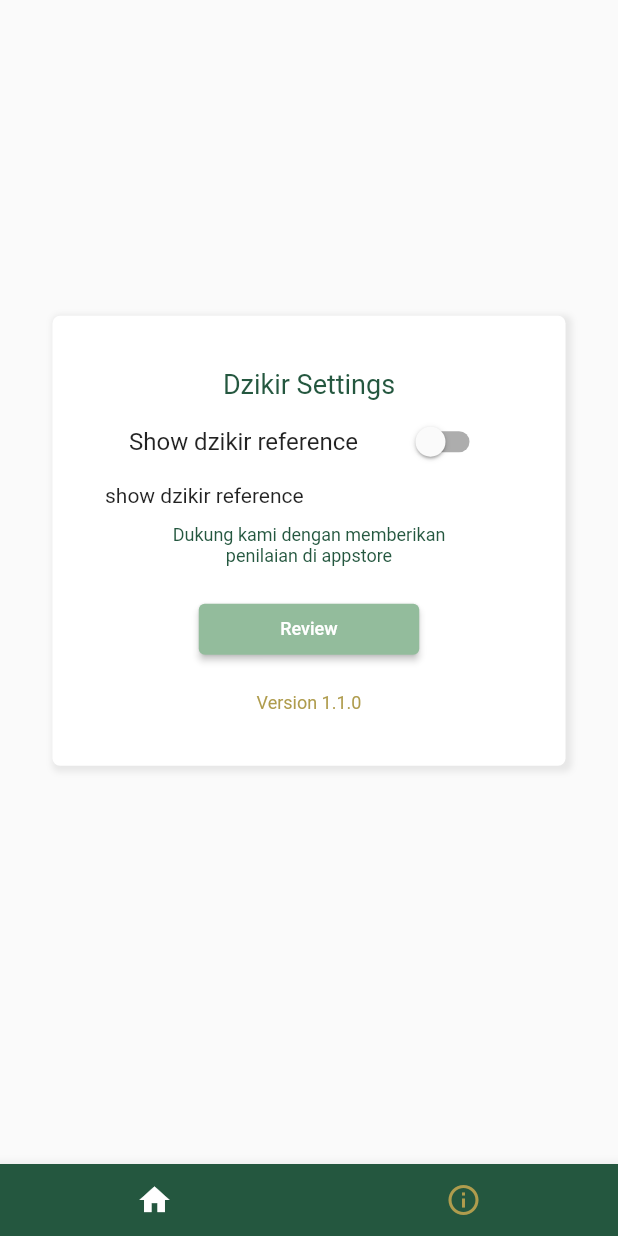
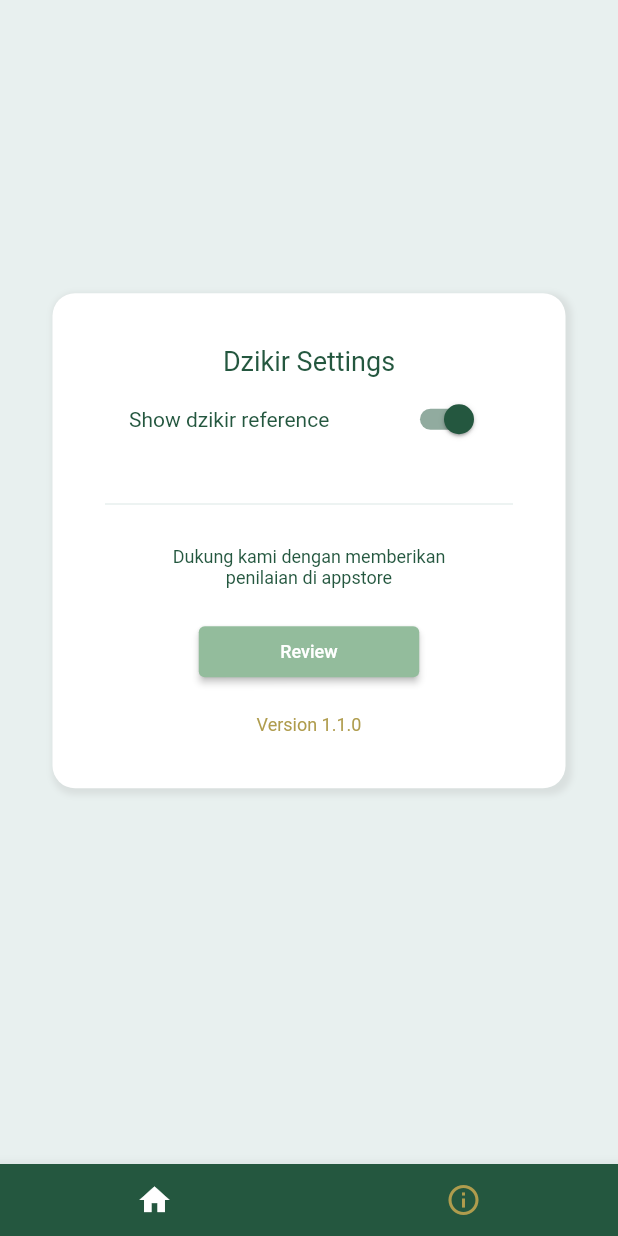
Before and after one commit to farsi-losa/Zikr-App-Flutter, a Flutter app: the screen it shows after launch, after a tap on the "info" icon, on a phone screen of 412 x 824 dp. Run offline on Flutter 3.47's test engine with Material 2 defaults, Android fonts, the phone set to English and light mode, and no system bars; our stand-ins replace package_info_plus, sqflite; missing offline and left inert: flutter_vibrate; accounts and stored records are empty.

Commit message:
update dzikir

```diff
--- a/lib/component/dialogAddDzikir.dart
+++ b/lib/component/dialogAddDzikir.dart
@@ -8,6 +8,7 @@ class DialogAddDzikir extends StatefulWidget {
   final String name;
   final int? id;
   final int lastCount;
+  final String dzikirType;
 
   DialogAddDzikir(
       {Key? key,
@@ -16,7 +17,8 @@ class DialogAddDzikir extends StatefulWidget {
       this.method,
       this.id,
       required this.name,
-      required this.lastCount})
+      required this.lastCount,
+      required this.dzikirType})
       : super(key: key);
 
   @override
@@ -121,7 +123,7 @@ class _DialogAddDzikirState extends State<DialogAddDzikir> {
         qty: _qtyZikr,
         timer: _timerLength,
         lastcount: _lastCount);
-    return await this.handler.updateDzikir(dzikir);
+    return await this.handler.updateDzikir(dzikir, widget.dzikirType);
   }
 
   @override
--- a/lib/component/listView.dart
+++ b/lib/component/listView.dart
@@ -71,6 +71,7 @@ class DzikirListView extends StatelessWidget {
                           onDataChange: onDataChange,
                           id: data![index].id!,
                           data: data![index],
+                          dzikirType: 'custom',
                           child: Container(
                             child: new Material(
                               color: Colors.transparent,
@@ -81,7 +82,7 @@ class DzikirListView extends StatelessWidget {
                                   bottomLeft: Radius.circular(15),
                                 ),
                                 onTap: () {
-                                  onItemClicked(data![index]);
+                                  onItemClicked(data![index], 'custom');
                                 },
                                 child: Row(children: [
                                   Container(
--- a/lib/component/listViewDefault.dart
+++ b/lib/component/listViewDefault.dart
@@ -6,7 +6,6 @@ ListView dzikirDefaultListView(data, onDataChange, onItemClicked) {
       scrollDirection: Axis.horizontal,
       shrinkWrap: true,
       itemBuilder: (BuildContext context, int index) {
-        // return _tile(data[index].title, data[index].synopsis, data[index].type);
         return Container(
           margin: EdgeInsets.fromLTRB(10, 0, 10, 0),
           width: 125,
@@ -28,7 +27,7 @@ ListView dzikirDefaultListView(data, onDataChange, onItemClicked) {
                 bottomLeft: Radius.circular(15),
               ),
               onTap: () {
-                onItemClicked(data![index]);
+                onItemClicked(data![index], 'dafault');
               },
               child: Column(children: [
                 Align(
--- a/lib/component/route.dart
+++ b/lib/component/route.dart
@@ -2,13 +2,14 @@ import 'package:flutter/material.dart';
 import 'package:dzikirapp/pages/dzikir_counter.dart';
 import 'package:dzikirapp/pages/home.dart';
 
-Route createRoute(data) {
+Route createRoute(data, dzikirType) {
   return PageRouteBuilder(
-    pageBuilder: (context, animation, secondaryAnimation) => StackOver(
+    pageBuilder: (context, animation, secondaryAnimation) => DzikirCounter(
         timer: data.timer,
         name: data.name,
         qty: data.qty,
         id: data.id,
+        dzikirType: dzikirType,
         lastCount: data.lastcount),
     transitionDuration: Duration(milliseconds: 1000),
     transitionsBuilder: (context, animation, secondaryAnimation, child) {
--- a/lib/db.dart
+++ b/lib/db.dart
@@ -60,10 +60,11 @@ class DatabaseHandler {
     return result;
   }
 
-  Future<int> updateDzikir(Dzikir dzikir) async {
+  Future<int> updateDzikir(Dzikir dzikir, String dzikirType) async {
+    final table = dzikirType == 'custom' ? 'dzikirs' : 'dzikirs_default';
     final db = await initializeDB();
-    var result = await db.update("dzikirs", dzikir.toMap(),
-        where: "id = ?", whereArgs: [dzikir.id]);
+    var result = await db
+        .update(table, dzikir.toMap(), where: "id = ?", whereArgs: [dzikir.id]);
     return result;
   }
 
--- a/lib/models/globalCounter.dart
+++ b/lib/models/globalCounter.dart
@@ -7,7 +7,7 @@ import 'package:flutter/foundation.dart';
 // import 'package:provider_shopper/models/catalog.dart';
 
 class SettingsModel extends ChangeNotifier {
-  late bool _dzikirReference = false;
+  late bool _dzikirReference = true;
   final DatabaseHandler handler = DatabaseHandler();
 
   void setDzikirReference(bool value) {
--- a/lib/pages/home.dart
+++ b/lib/pages/home.dart
@@ -68,8 +68,8 @@ class _AppHome extends State<AppHome> with TickerProviderStateMixin {
     modalController.reverseDuration = const Duration(milliseconds: 100);
   }
 
-  void _onItemClicked(data) {
-    Navigator.of(context).push(createRoute(data)).then((value) {
+  void _onItemClicked(data, dzikirType) {
+    Navigator.of(context).push(createRoute(data, dzikirType)).then((value) {
       _onDataChange();
     });
   }
--- a/lib/pages/information.dart
+++ b/lib/pages/information.dart
@@ -75,15 +75,28 @@ class _AppInformation extends State<AppInformation> {
     return MaterialApp(
       home: Scaffold(
         body: Container(
+          color: Color(0xffE8F0EF),
           child: Column(
             children: [
               Flexible(
                 child: Center(
                   child: Container(
-                    height: 300,
+                    height: 330,
                     margin: const EdgeInsets.fromLTRB(35, 0, 35, 55),
                     padding: const EdgeInsets.all(35),
                     alignment: Alignment.center,
+                    decoration: BoxDecoration(
+                      color: Colors.white,
+                      borderRadius: BorderRadius.all(Radius.circular(15)),
+                      boxShadow: [
+                        BoxShadow(
+                          color: Colors.grey.withOpacity(0.2),
+                          spreadRadius: 2,
+                          blurRadius: 3,
+                          offset: Offset(2, 2), // changes position of shadow
+                        ),
+                      ],
+                    ),
                     child: Column(children: [
                       Text(
                         'Dzikir Settings',
@@ -98,7 +111,13 @@ class _AppInformation extends State<AppInformation> {
                               (context, AsyncSnapshot<List<dynamic>> snapshot) {
                             if (snapshot.hasData) {
                               return SwitchListTile(
-                                title: const Text('Show dzikir reference'),
+                                title: const Text(
+                                  'Show dzikir reference',
+                                  style: TextStyle(
+                                    fontSize: 14,
+                                    color: Color(0xff24573F),
+                                  ),
+                                ),
                                 value: globalCounter.dzikirReference,
                                 activeColor: Color(0xff24573F),
                                 onChanged: (bool value) {
@@ -111,32 +130,15 @@ class _AppInformation extends State<AppInformation> {
                             return CircularProgressIndicator();
                           },
                         ),
-                        //             child: FutureBuilder(
-                        //                 future: this.handler.retrieveDzikirs(),
-                        //                 builder: (context,
-                        //                     AsyncSnapshot<List<dynamic>> snapshot) {
-                        //                   if (snapshot.hasData) {
-                        //                     return SwitchListTile(
-                        //                       title: const Text('Show dzikir reference'),
-                        //                       value: _showDzikirReference,
-                        //                       activeColor: Color(0xff24573F),
-                        //                       onChanged: (bool value) {
-                        //                         setState(() {
-                        //                           _showDzikirReference = value;
-                        //                         });
-                        //                       },
-                        //                     );
-                        //                   } else else if (snapshot.hasError) {
-                        //   return Text("${snapshot.error}");
-                        // }
-                        // return CircularProgressIndicator();
-
-                        //                 }),
                       ),
-                      Row(
-                        children: <Widget>[
-                          Text('show dzikir reference'),
-                        ],
+                      Spacer(),
+                      Container(
+                        decoration: BoxDecoration(
+                          border: Border(
+                            bottom: BorderSide(
+                                width: 1.0, color: Color(0xffE7EFEE)),
+                          ),
+                        ),
                       ),
                       Spacer(),
                       Container(
@@ -173,18 +175,6 @@ class _AppInformation extends State<AppInformation> {
                             TextStyle(color: Color(0xffAF9C4D), fontSize: 12),
                       ),
                     ]),
-                    decoration: BoxDecoration(
-                      color: Colors.white,
-                      borderRadius: BorderRadius.all(Radius.circular(5)),
-                      boxShadow: [
-                        BoxShadow(
-                          color: Colors.grey.withOpacity(0.2),
-                          spreadRadius: 2,
-                          blurRadius: 3,
-                          offset: Offset(2, 2), // changes position of shadow
-                        ),
-                      ],
-                    ),
                   ),
                 ),
               ),
```
Also changed, not shown: lib/component/slideItem.dart (+9 -7 lines), lib/main.dart (+6 -1 lines), lib/pages/dzikir_counter.dart (+9 -6 lines).
